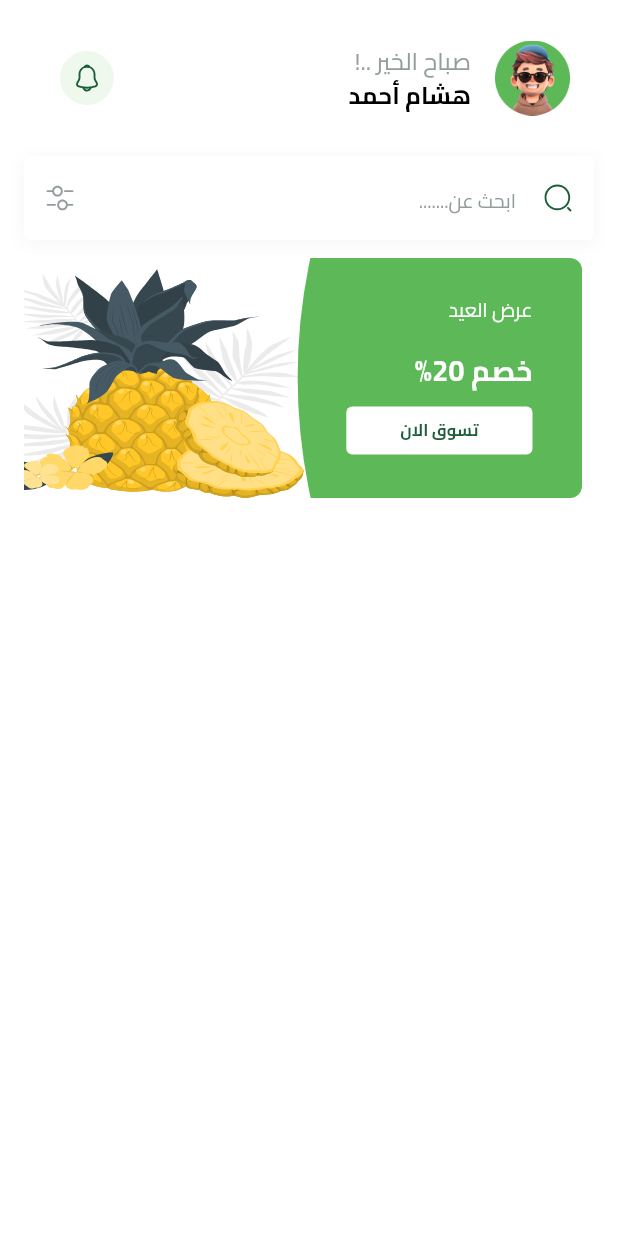
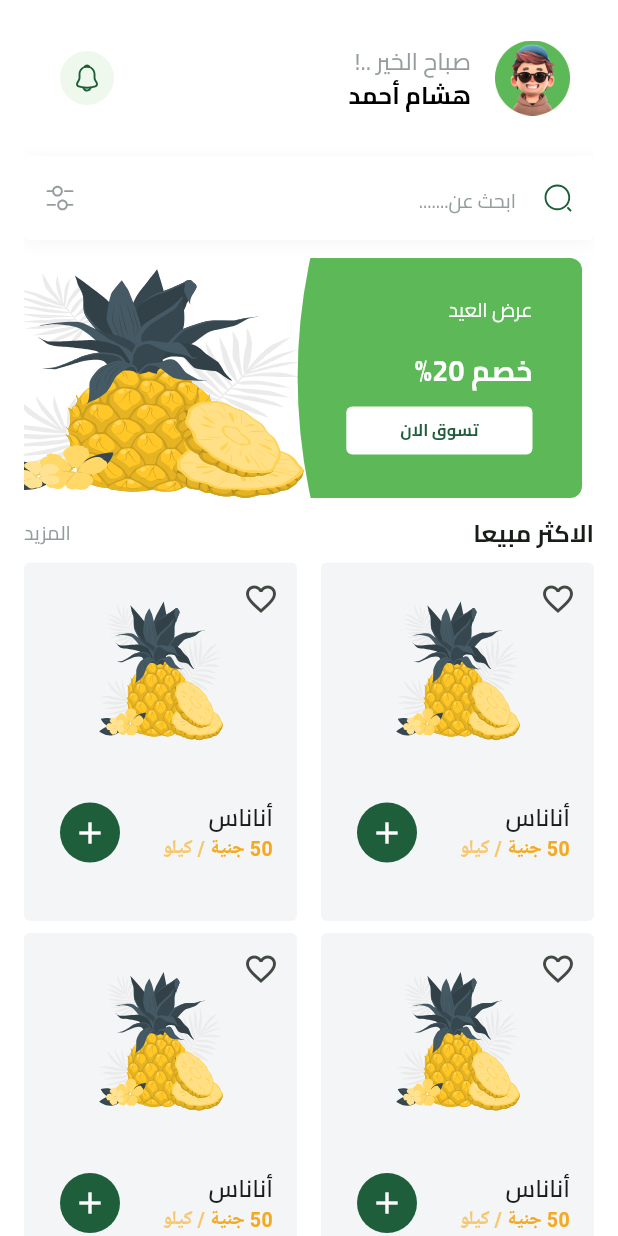
Before and after one commit to HishamElnemr/e-commerce-app, a Flutter app: the HomeView screen opened by its route, on a phone screen of 412 x 824 dp. Run offline on Flutter 3.47's test engine with Material 3 defaults, Android fonts, the phone set to English and light mode, and no system bars; our stand-ins replace cloud_firestore, dartz, dots_indicator, firebase_auth, firebase_core, flutter_bloc and 7 more; missing offline and left inert: flutter_facebook_auth; accounts and stored records are empty.

Commit message:
Refactor color constants in AppColors and add best selling gird view

```diff
--- a/lib/app_color.dart
+++ b/lib/app_color.dart
@@ -1,8 +1,9 @@
 import 'dart:ui';
 
 abstract class AppColors {
-  static const Color kPrimaryColor = Color(0xFF1F5E3B);
+  static const Color primaryColor = Color(0xFF1F5E3B);
   static const Color lightPrimaryColor = Color(0xFF2D9F5D);
-  static const Color kSecondaryColor = Color(0xFFF4A91F);
-  static const Color kGreyColor = Color(0xFF949D9E);
+  static const Color secondaryColor = Color(0xFFF4A91F);
+  static const Color lightSecondaryColor = Color(0xFFF8C76D);
+  static const Color greyColor = Color(0xFF949D9E);
 }
--- a/lib/core/widgets/custom_button.dart
+++ b/lib/core/widgets/custom_button.dart
@@ -14,7 +14,7 @@ class CustomButton extends StatelessWidget {
       child: TextButton(
         onPressed: onPressed,
         style: TextButton.styleFrom(
-          backgroundColor: AppColors.kPrimaryColor,
+          backgroundColor: AppColors.primaryColor,
           shape: RoundedRectangleBorder(
             borderRadius: BorderRadius.circular(16),
           ),
--- a/lib/core/widgets/custom_text_form_field.dart
+++ b/lib/core/widgets/custom_text_form_field.dart
@@ -32,7 +32,7 @@ class CustomTextFormField extends StatelessWidget {
       decoration: InputDecoration(
         suffixIcon: suffixIcon,
         hintText: hitText,
-        hintStyle: TextStyles.bold13.copyWith(color: AppColors.kGreyColor,),
+        hintStyle: TextStyles.bold13.copyWith(color: AppColors.greyColor),
         filled: true,
         fillColor: const Color(0xFFF9FAFA),
         border: buildBorder(),
--- /dev/null
+++ b/lib/core/widgets/fruit_item.dart
@@ -0,0 +1,90 @@
+import 'package:e_commerce_app/app_color.dart';
+import 'package:e_commerce_app/core/utils/app_images.dart';
+import 'package:e_commerce_app/core/utils/app_text_styles.dart';
+import 'package:flutter/material.dart';
+import 'package:flutter_svg/svg.dart';
+
+class FruitItem extends StatelessWidget {
+  const FruitItem({super.key});
+
+  @override
+  Widget build(BuildContext context) {
+    return Container(
+      // height: 260,
+      // width: 163,
+      decoration: ShapeDecoration(
+        color: const Color(0xFFF3F5F7),
+        shape: RoundedRectangleBorder(borderRadius: BorderRadius.circular(4)),
+      ),
+      child: Stack(
+        children: [
+          Positioned(
+            top: 0,
+            right: 0,
+            child: IconButton(
+              onPressed: () {},
+              icon: const Icon(Icons.favorite_border),
+            ),
+          ),
+          Positioned.fill(
+            child: Column(
+              children: [
+                const SizedBox(height: 20),
+                SvgPicture.asset(
+                  Assets.assetsImagesPineappleCuate1,
+                  width: 100,
+                  height: 100,
+                ),
+                const SizedBox(height: 24),
+                ListTile(
+                  title: const Text(
+                    'أناناس',
+                    textAlign: TextAlign.right,
+                    style: TextStyles.semiBold16,
+                  ),
+                  subtitle: Text.rich(
+                    TextSpan(
+                      children: [
+                        TextSpan(
+                          text: '50 جنية ',
+                          style: TextStyles.bold13.copyWith(
+                            color: AppColors.secondaryColor,
+                          ),
+                        ),
+                        TextSpan(
+                          text: '/',
+                          style: TextStyles.bold13.copyWith(
+                            color: AppColors.lightSecondaryColor,
+                          ),
+                        ),
+                        TextSpan(
+                          text: ' ',
+                          style: TextStyles.semiBold13.copyWith(
+                            color: AppColors.secondaryColor,
+                          ),
+                        ),
+                        TextSpan(
+                          text: 'كيلو',
+                          style: TextStyles.semiBold13.copyWith(
+                            color: AppColors.lightSecondaryColor,
+                          ),
+                        ),
+                      ],
+                    ),
+                  ),
+                  trailing: CircleAvatar(
+                    backgroundColor: AppColors.primaryColor,
+                    child: IconButton(
+                      icon: const Icon(Icons.add, color: Colors.white),
+                      onPressed: () {},
+                    ),
+                  ),
+                ),
+              ],
+            ),
+          ),
+        ],
+      ),
+    );
+  }
+}
--- a/lib/core/widgets/password_field.dart
+++ b/lib/core/widgets/password_field.dart
@@ -26,13 +26,13 @@ class _PasswordFieldState extends State<PasswordField> {
         },
         child:
             isObscure
-                ?  const Icon(
+                ? const Icon(
                   Icons.visibility_outlined,
-                  color: AppColors.kGreyColor,
+                  color: AppColors.greyColor,
                 )
                 : const Icon(
                   Icons.visibility_off_outlined,
-                   color: AppColors.kGreyColor,
+                  color: AppColors.greyColor,
                 ),
       ),
       onSaved: widget.onSaved,
--- a/lib/core/widgets/search_text_field.dart
+++ b/lib/core/widgets/search_text_field.dart
@@ -33,7 +33,7 @@ class SearchTextField extends StatelessWidget {
             width: 20,
             child: Center(child: SvgPicture.asset(Assets.assetsImagesFilter)),
           ),
-          hintStyle: TextStyles.regular13.copyWith(color: AppColors.kGreyColor),
+          hintStyle: TextStyles.regular13.copyWith(color: AppColors.greyColor),
           hintText: 'ابحث عن.......',
           filled: true,
           fillColor: Colors.white,
--- a/lib/fearures/auth/presentation/views/widgets/custom_check_box.dart
+++ b/lib/fearures/auth/presentation/views/widgets/custom_check_box.dart
@@ -2,7 +2,6 @@ import 'package:e_commerce_app/app_color.dart';
 import 'package:e_commerce_app/core/utils/app_images.dart';
 import 'package:flutter/material.dart';
 import 'package:flutter_svg/svg.dart';
-
 
 class CustomCheckBox extends StatelessWidget {
   const CustomCheckBox({
@@ -23,7 +22,7 @@ class CustomCheckBox extends StatelessWidget {
         height: 24,
         duration: const Duration(milliseconds: 100),
         decoration: ShapeDecoration(
-          color: isChecked ? AppColors.kPrimaryColor : Colors.white,
+          color: isChecked ? AppColors.primaryColor : Colors.white,
           shape: RoundedRectangleBorder(
             side: BorderSide(
               width: 1.50,
--- a/lib/fearures/auth/presentation/views/widgets/terms_and_conditon.dart
+++ b/lib/fearures/auth/presentation/views/widgets/terms_and_conditon.dart
@@ -3,7 +3,6 @@ import 'package:e_commerce_app/core/utils/app_text_styles.dart';
 import 'package:e_commerce_app/fearures/auth/presentation/views/widgets/custom_check_box.dart';
 import 'package:flutter/material.dart';
 import 'package:flutter/widgets.dart';
-
 
 class TermsAndConditionsWidget extends StatefulWidget {
   const TermsAndConditionsWidget({super.key, required this.onChanged});
@@ -36,7 +35,7 @@ class _TermsAndConditionsWidgetState extends State<TermsAndConditionsWidget> {
                 TextSpan(
                   text: 'من خلال إنشاء حساب ، فإنك توافق على ',
                   style: TextStyles.semiBold13.copyWith(
-                    color: AppColors.kGreyColor,
+                    color: AppColors.greyColor,
                   ),
                 ),
                 TextSpan(
--- /dev/null
+++ b/lib/fearures/home/presentation/views/widgets/best_selling_header.dart
@@ -0,0 +1,21 @@
+import 'package:e_commerce_app/app_color.dart';
+import 'package:e_commerce_app/core/utils/app_text_styles.dart';
+import 'package:flutter/material.dart';
+
+class BestSellingHeader extends StatelessWidget {
+  const BestSellingHeader({super.key});
+
+  @override
+  Widget build(BuildContext context) {
+    return Row(
+      mainAxisAlignment: MainAxisAlignment.spaceBetween,
+      children: [
+        const Text('الاكثر مبيعا', style: TextStyles.bold16),
+        Text(
+          'المزيد',
+          style: TextStyles.regular13.copyWith(color: AppColors.greyColor),
+        ),
+      ],
+    );
+  }
+}
--- a/lib/fearures/home/presentation/views/widgets/custom_home_app_bar.dart
+++ b/lib/fearures/home/presentation/views/widgets/custom_home_app_bar.dart
@@ -25,8 +25,8 @@ class CustomHomeAppBar extends StatelessWidget {
       ),
       title: Text(
         textAlign: TextAlign.right,
-       "صباح الخير ..!",
-        style: TextStyles.regular16.copyWith(color:AppColors.kGreyColor),
+        "صباح الخير ..!",
+        style: TextStyles.regular16.copyWith(color: AppColors.greyColor),
       ),
       subtitle: Text(
         textAlign: TextAlign.right,
--- a/lib/fearures/home/presentation/views/widgets/featured_item_button.dart
+++ b/lib/fearures/home/presentation/views/widgets/featured_item_button.dart
@@ -20,7 +20,7 @@ class FeaturedItemButton extends StatelessWidget {
           child: FittedBox(
             child: Text(
               'تسوق الان',
-              style: TextStyles.bold13.copyWith(color: AppColors.kPrimaryColor),
+              style: TextStyles.bold13.copyWith(color: AppColors.primaryColor),
             ),
           ),
         ),
--- a/lib/fearures/home/presentation/views/widgets/featured_list.dart
+++ b/lib/fearures/home/presentation/views/widgets/featured_list.dart
@@ -10,7 +10,6 @@ class FeaturedList extends StatelessWidget {
       height: 160,
       child: ListView.builder(
         physics: const BouncingScrollPhysics(),
-
         itemCount: 5,
         scrollDirection: Axis.horizontal,
         itemBuilder: (context, index) {
--- a/lib/fearures/home/presentation/views/widgets/home_view_body.dart
+++ b/lib/fearures/home/presentation/views/widgets/home_view_body.dart
@@ -1,5 +1,8 @@
 import 'package:e_commerce_app/constants.dart';
+import 'package:e_commerce_app/core/widgets/fruit_item.dart';
 import 'package:e_commerce_app/core/widgets/search_text_field.dart';
+import 'package:e_commerce_app/fearures/home/presentation/views/widgets/best_selling_grid_view.dart';
+import 'package:e_commerce_app/fearures/home/presentation/views/widgets/best_selling_header.dart';
 import 'package:e_commerce_app/fearures/home/presentation/views/widgets/custom_home_app_bar.dart';
 import 'package:e_commerce_app/fearures/home/presentation/views/widgets/featured_item.dart';
 import 'package:e_commerce_app/fearures/home/presentation/views/widgets/featured_list.dart';
@@ -21,11 +24,16 @@ class HomeViewBody extends StatelessWidget {
                 CustomHomeAppBar(),
                 SizedBox(height: kTopPadding),
                 SearchTextField(),
-                SizedBox(height:12),
+                SizedBox(height: 12),
                 FeaturedList(),
+                SizedBox(height: 12),
+                BestSellingHeader(),
+                SizedBox(height: 8),
               ],
             ),
           ),
+        BestSellingGridView(),
+
         ],
       ),
     );
--- a/lib/main.dart
+++ b/lib/main.dart
@@ -33,10 +33,10 @@ class FruitHub extends StatelessWidget {
       theme: ThemeData(
         fontFamily: 'Cairo',
         scaffoldBackgroundColor: Colors.white,
-        colorScheme: ColorScheme.fromSeed(seedColor: AppColors.kPrimaryColor),
+        colorScheme: ColorScheme.fromSeed(seedColor: AppColors.primaryColor),
       ),
 
-      localizationsDelegates: [
+      localizationsDelegates: const [
         S.delegate,
         GlobalMaterialLocalizations.delegate,
         GlobalWidgetsLocalizations.delegate,
```
Also changed, not shown: lib/fearures/home/presentation/views/widgets/best_selling_grid_view.dart (added, +23 -0 lines), lib/fearures/on_boarding/presentation/views/widgets/on_boarding_page_view.dart (+4 -4 lines), lib/fearures/on_boarding/presentation/views/widgets/on_boarding_view_body.dart (+10 -8 lines), lib/fearures/on_boarding/presentation/views/widgets/page_view_item.dart (+4 -6 lines).
